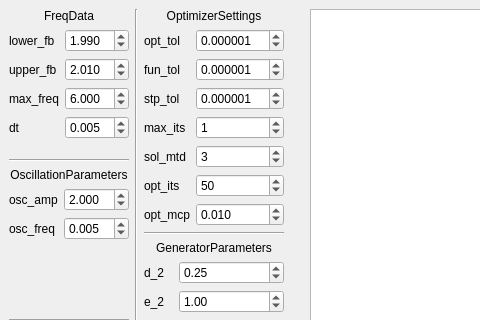
Old version of the form data/qt/main_window.ui in the repository greylord1996/MAP; both pictures show x 0 to 480 and y 0 to 320 of the 800 by 727 pixel window.
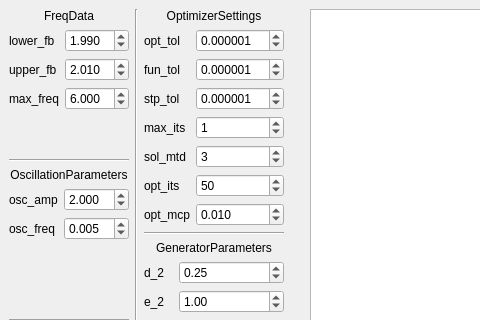
New version of the form. Custom widgets are drawn as their Qt base class.

Diff of the .ui file:
```diff
--- a/data/qt/main_window.ui
+++ b/data/qt/main_window.ui
@@ -120,29 +120,6 @@
                     </property>
                    </widget>
                   </item>
-                  <item row="4" column="0">
-                   <widget class="QLabel" name="label_dt">
-                    <property name="text">
-                     <string>dt</string>
-                    </property>
-                   </widget>
-                  </item>
-                  <item row="4" column="1">
-                   <widget class="QDoubleSpinBox" name="dt">
-                    <property name="decimals">
-                     <number>3</number>
-                    </property>
-                    <property name="maximum">
-                     <double>9.999000000000001</double>
-                    </property>
-                    <property name="singleStep">
-                     <double>0.001000000000000</double>
-                    </property>
-                    <property name="value">
-                     <double>0.005000000000000</double>
-                    </property>
-                   </widget>
-                  </item>
                  </layout>
                 </item>
                </layout>
```
